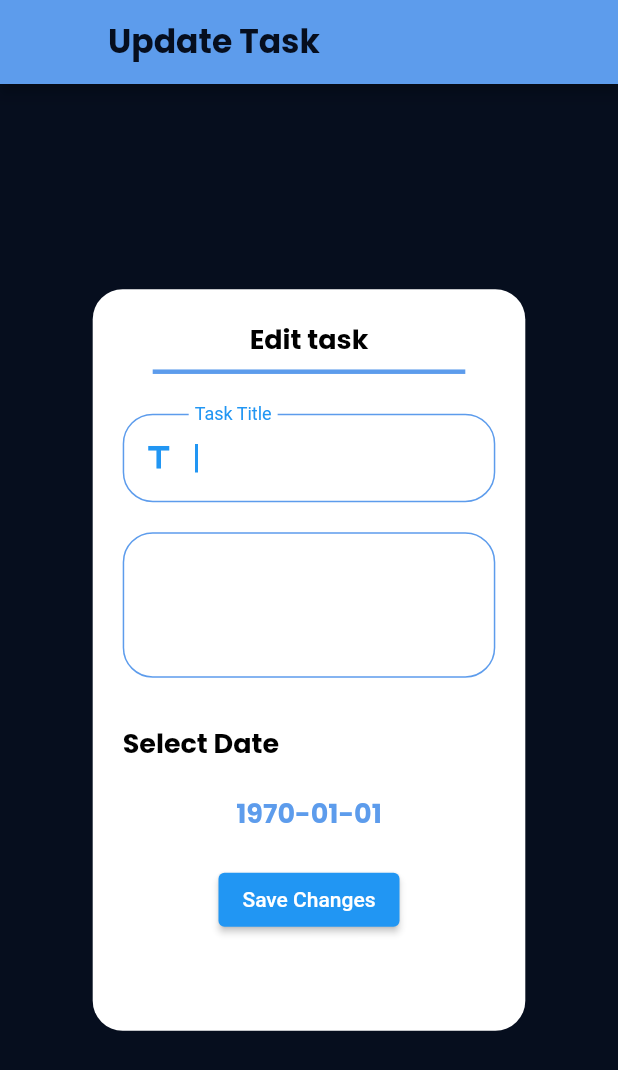
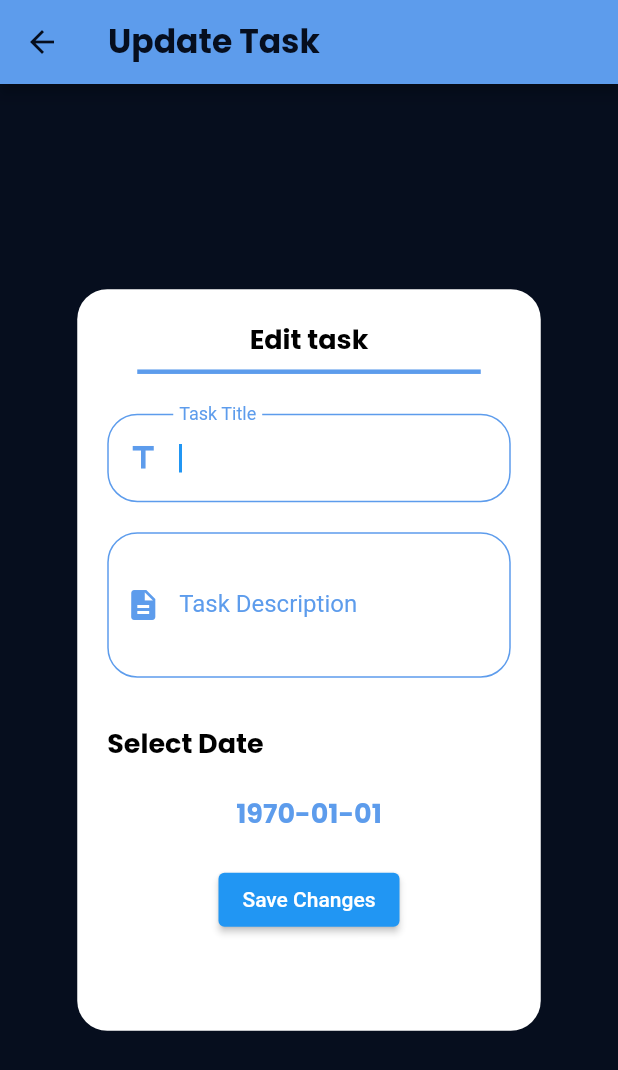
Before and after one commit to salmahossam094/todo, a Flutter app: the EditScreen screen opened directly with empty values, on a phone screen of 412 x 824 dp. Shown: the top 1070 px of the screen. Run offline on Flutter 3.47's test engine with Material 2 defaults, Android fonts, the phone set to English and light mode, and no system bars; our stand-ins replace awesome_dialog, cloud_firestore, date_picker_timeline, firebase_auth, firebase_core, flutter_slidable and 2 more; accounts and stored records are empty; generated files the repository leaves out were written again.

Commit message:
Finishing app

```diff
--- a/lib/home_layout/home_layout.dart
+++ b/lib/home_layout/home_layout.dart
@@ -6,6 +6,7 @@
 import 'package:todo/screens/settings.dart';
 import 'package:todo/screens/tasks.dart';
 import 'package:todo/screens/widgets/show_floating_bottom.dart';
+import 'package:todo/shared/styles/app_colors.dart';
 
 class HomeLayout extends StatefulWidget {
   static const String routeName = 'HomeLayout';
@@ -20,7 +21,7 @@
   @override
   Widget build(BuildContext context) {
     var pro = Provider.of<MyProvider>(context);
-    List<Widget> tabs = [TasksTab(), SettingsTab()];
+    List<Widget> tabs = [const TasksTab(), SettingsTab()];
     return Scaffold(
       extendBody: true,
       appBar: AppBar(
@@ -30,13 +31,14 @@
               : AppLocalizations.of(context)!.appTitle,
           style: Theme.of(context).textTheme.bodyLarge,
         ),
+
         actions: [
           IconButton(
               onPressed: () {
                 pro.logout();
                 Navigator.pushReplacementNamed(context, LoginScreen.routeName);
               },
-              icon: Icon(Icons.logout))
+              icon:  Icon(Icons.logout,color:pro.theme==ThemeMode.light?Colors.white: AppColor.darkColor,))
         ],
       ),
       body: tabs[index],
--- a/lib/l10n/app_ar.arb
+++ b/lib/l10n/app_ar.arb
@@ -20,5 +20,7 @@
   "save": "حفظ التغيرات",
   "editTask": "تعديل مهمة",
   "edit": "تعديل",
-  "delete": "حذف"
+  "delete": "حذف",
+  "noTasks": "لا يوجد مهام",
+  "hi": "مرحبا"
 }
--- a/lib/l10n/app_en.arb
+++ b/lib/l10n/app_en.arb
@@ -20,5 +20,7 @@
   "save": "Save Changes",
   "editTask": "Edit task",
   "edit": "Edit",
-  "delete": "Delete"
+  "delete": "Delete",
+  "noTasks": "Not tasks yet",
+  "hi": "Hello"
 }
--- a/lib/screens/edit_screen.dart
+++ b/lib/screens/edit_screen.dart
@@ -14,10 +14,12 @@
 }
 
 class _EditScreenState extends State<EditScreen> {
+
   var titleController = TextEditingController();
   var descriptionController = TextEditingController();
   DateTime date = DateTime.now();
   late TaskModel task;
+
   @override
   void initState() {
     // Future.delayed(Duration.zero,() {
@@ -27,7 +29,7 @@
     //   date=DateTime.fromMillisecondsSinceEpoch(task.date);
     // },);
     WidgetsBinding.instance.addPostFrameCallback((timeStamp) {
-       task = ModalRoute.of(context)!.settings.arguments as TaskModel;
+      task = ModalRoute.of(context)!.settings.arguments as TaskModel;
       titleController.text = task.title;
       descriptionController.text = task.des;
       date = DateTime.fromMillisecondsSinceEpoch(task.date);
@@ -46,11 +48,15 @@
           AppLocalizations.of(context)!.updateAppBar,
           style: Theme.of(context).textTheme.bodyLarge,
         ),
+        iconTheme: IconThemeData(
+            color: pro.theme == ThemeMode.light
+                ? Colors.white
+                : AppColor.darkBlueColor),
       ),
       body: Center(
         child: Container(
           height: MediaQuery.of(context).size.height * 0.6,
-          width: MediaQuery.of(context).size.width * .7,
+          width: MediaQuery.of(context).size.width * .75,
           decoration: BoxDecoration(
               color: Colors.white, borderRadius: BorderRadius.circular(20)),
           child: Padding(
@@ -75,11 +81,16 @@
                     height: 20,
                   ),
                   TextFormField(
+                    style: TextStyle(
+                        color: pro.theme == ThemeMode.light
+                            ? Colors.black
+                            : Colors.black),
+                    textInputAction: TextInputAction.next,
                     autofocus: true,
                     enabled: true,
                     controller: titleController,
                     decoration: InputDecoration(
-                      prefixIcon: const Icon(Icons.title),
+                      prefixIcon:  Icon(Icons.title,color:  pro.theme==ThemeMode.light?AppColor.lightColor:AppColor.darkColor),
                       enabledBorder: OutlineInputBorder(
                         borderSide:
                             const BorderSide(color: AppColor.lightColor),
@@ -90,16 +101,27 @@
                             const BorderSide(color: AppColor.lightColor),
                         borderRadius: BorderRadius.circular(20),
                       ),
-                      label: Text(AppLocalizations.of(context)!.taskTitle),
+                      label: Text(
+                        AppLocalizations.of(context)!.taskTitle,
+                        style: TextStyle(
+                            color: pro.theme == ThemeMode.light
+                                ? AppColor.lightColor
+                                : AppColor.darkColor),
+                      ),
                     ),
                   ),
                   const SizedBox(
                     height: 20,
                   ),
                   TextFormField(
+                    style: TextStyle(
+                        color: pro.theme == ThemeMode.light
+                            ? Colors.black
+                            : Colors.black),
                     maxLines: 3,
+
                     decoration: InputDecoration(
-                        prefixIcon: const Icon(Icons.description),
+                        prefixIcon:  Icon(Icons.description,color:  pro.theme==ThemeMode.light?AppColor.lightColor:AppColor.darkColor),
                         enabledBorder: OutlineInputBorder(
                           borderSide:
                               const BorderSide(color: AppColor.lightColor),
@@ -110,7 +132,13 @@
                               const BorderSide(color: AppColor.lightColor),
                           borderRadius: BorderRadius.circular(20),
                         ),
-                        label: Text(AppLocalizations.of(context)!.taskDescrip)),
+                        label: Text(
+                          AppLocalizations.of(context)!.taskDescrip,
+                          style: TextStyle(
+                              color: pro.theme == ThemeMode.light
+                                  ? AppColor.lightColor
+                                  : AppColor.darkColor),
+                        )),
                     controller: descriptionController,
                   ),
                   const SizedBox(
--- a/lib/screens/widgets/task_item.dart
+++ b/lib/screens/widgets/task_item.dart
@@ -1,6 +1,8 @@
 import 'package:flutter/material.dart';
 import 'package:flutter_slidable/flutter_slidable.dart';
+import 'package:provider/provider.dart';
 import 'package:todo/model/task_model.dart';
+import 'package:todo/providers/my_provider.dart';
 import 'package:todo/screens/edit_screen.dart';
 import 'package:todo/shared/network/firebase/firebase_functions.dart';
 import 'package:todo/shared/styles/app_colors.dart';
@@ -14,6 +16,7 @@
 
   @override
   Widget build(BuildContext context) {
+    var pro=Provider.of<MyProvider>(context);
     return Padding(
       padding: const EdgeInsets.all(8.0),
       child: Slidable(
@@ -47,6 +50,7 @@
         ),
         child: Card(
           elevation: 12,
+          color:  pro.theme==ThemeMode.light?Colors.white:Color(0xFF141922),
           shape: OutlineInputBorder(
               borderRadius: BorderRadius.circular(12),
               borderSide: const BorderSide(color: Colors.transparent)),
--- a/lib/shared/network/firebase/firebase_functions.dart
+++ b/lib/shared/network/firebase/firebase_functions.dart
@@ -24,7 +24,8 @@
 
   static Stream<QuerySnapshot<TaskModel>> getTasksFromFire(DateTime dateTime) {
     var collection = getTasksCollections();
-    return collection.where("userId",isEqualTo: FirebaseAuth.instance.currentUser!.uid)
+    return collection
+        .where("userId", isEqualTo: FirebaseAuth.instance.currentUser?.uid)
         .where("date",
             isEqualTo: DateUtils.dateOnly(dateTime).millisecondsSinceEpoch)
         .snapshots();
```
Also changed, not shown: lib/screens/login_screen.dart (+15 -13 lines), lib/screens/signup.dart (+17 -2 lines), lib/screens/tasks.dart (+15 -2 lines).
